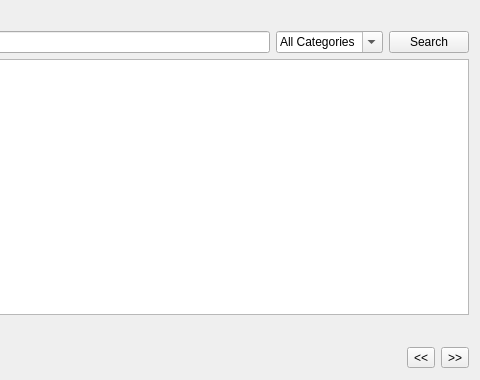
Before: the Qt Designer form src/qt/forms/certlistpage.ui in syscoin/syscoin, drawn with Qt 5; both pictures show x 280 to 760 and y 0 to 380 of the 760 by 380 pixel window.
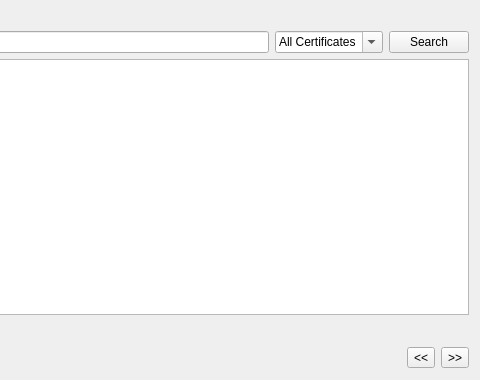
After: the same form once the commit is applied.

```diff
--- a/src/qt/forms/certlistpage.ui
+++ b/src/qt/forms/certlistpage.ui
@@ -42,7 +42,7 @@
        </property>
        <item>
         <property name="text">
-         <string>All Categories</string>
+         <string>All Certificates</string>
         </property>
        </item>
       </widget>
```
